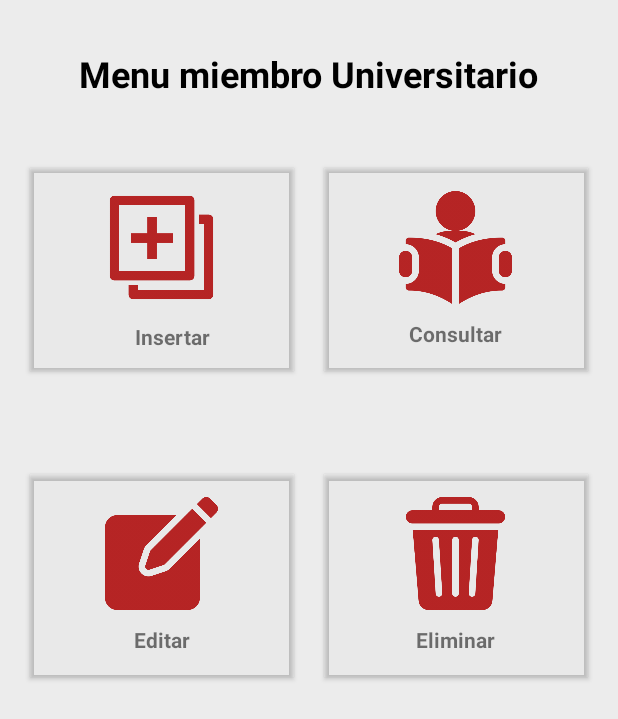
After one commit to LuisMolinad/App_proyecto-01, an Android app: the MenuMiembroUniversitario screen opened directly, with no data from a screen before it, on a phone screen of 412 x 824 dp. The commit adds this screen. Shown: the top 719 px of the screen. Run offline under Robolectric (Android 15) with nearby library versions, the phone set to English and light mode, and no system bars.

Commit message:
Miembro universitario crud

```diff
--- a/app/src/main/java/com/edu/ues/fia/eisi/app_proyecto01/MenumiembroUniversitario.java
+++ b/app/src/main/java/com/edu/ues/fia/eisi/app_proyecto01/EditarMiembroUniversitario.java
@@ -4,11 +4,11 @@ import androidx.appcompat.app.AppCompatActivity;
 
 import android.os.Bundle;
 
-public class MenumiembroUniversitario extends AppCompatActivity {
+public class EditarMiembroUniversitario extends AppCompatActivity {
 
     @Override
     protected void onCreate(Bundle savedInstanceState) {
         super.onCreate(savedInstanceState);
-        setContentView(R.layout.activity_menumiembro_universitario);
+        setContentView(R.layout.activity_editar_miembro_universitario);
     }
 }
--- /dev/null
+++ b/app/src/main/java/com/edu/ues/fia/eisi/app_proyecto01/MenuMiembroUniversitario.java
@@ -0,0 +1,63 @@
+package com.edu.ues.fia.eisi.app_proyecto01;
+
+import androidx.appcompat.app.AppCompatActivity;
+import androidx.cardview.widget.CardView;
+
+import android.content.Intent;
+import android.os.Bundle;
+import android.view.View;
+
+public class MenuMiembroUniversitario extends AppCompatActivity implements View.OnClickListener {
+
+    //Variables de CardView
+    public CardView insertar, consultar, editar, eliminar;
+
+    @Override
+    protected void onCreate(Bundle savedInstanceState) {
+        super.onCreate(savedInstanceState);
+        setContentView(R.layout.activity_menu_miembro_universitario);
+
+        //Insertar
+        insertar = (CardView) findViewById(R.id.cardInsertarMiembroUniversitario);
+        insertar.setOnClickListener(this);
+
+        //Consultar
+        consultar = (CardView) findViewById(R.id.cardConsultarMiembroUniversitario);
+        consultar.setOnClickListener(this);
+
+        //Editar
+        editar = (CardView) findViewById(R.id.cardEditarMiembroUniversitario);
+        editar.setOnClickListener(this);
+
+        //Eliminar
+        eliminar = (CardView) findViewById(R.id.cardEliminarMiembroUniversitario);
+        eliminar.setOnClickListener(this);
+    }
+
+    @Override
+    public void onClick(View view) {
+
+        Intent i;
+
+        switch (view.getId()){
+            case R.id.cardInsertarMiembroUniversitario:
+                i = new Intent(this, InsertarMiembroUniversitario.class);
+                startActivity(i);
+                break;
+            case R.id.cardConsultarMiembroUniversitario:
+                i = new Intent(this, ConsultarMiembroUniversitario.class);
+                startActivity(i);
+                break;
+            case R.id.cardEditarMiembroUniversitario:
+                i = new Intent(this, EditarMiembroUniversitario.class);
+                startActivity(i);
+                break;
+            case R.id.cardEliminarMiembroUniversitario:
+                i = new Intent(this, EliminarMiembroUniversitario.class);
+                startActivity(i);
+                break;
+        }
+
+    }
+
+}
--- /dev/null
+++ b/app/src/main/res/layout/activity_menu_miembro_universitario.xml
@@ -0,0 +1,207 @@
+<?xml version="1.0" encoding="utf-8"?>
+<ScrollView
+    xmlns:android="http://schemas.android.com/apk/res/android"
+    xmlns:app="http://schemas.android.com/apk/res-auto"
+    xmlns:tools="http://schemas.android.com/tools"
+    android:layout_width="match_parent"
+    android:layout_height="match_parent"
+    android:background="#ECECEC"
+
+    android:orientation="vertical"
+    android:scrollbars=""
+    tools:context=".MenuListaEquipo">
+    <androidx.constraintlayout.widget.ConstraintLayout
+        android:layout_width="match_parent"
+        android:layout_height="match_parent"
+        android:background="#ECECEC"
+
+        android:orientation="vertical"
+        android:scrollbars=""
+        tools:context=".MainActivity">
+
+        <TextView
+            android:id="@+id/textView6"
+            android:layout_width="wrap_content"
+            android:layout_height="wrap_content"
+            android:text="@string/MenumiembroUniversitario"
+            android:textColor="#000000"
+            android:textSize="24sp"
+            android:textStyle="bold"
+            app:layout_constraintBottom_toTopOf="@+id/linearLayout"
+            app:layout_constraintEnd_toEndOf="parent"
+            app:layout_constraintHorizontal_bias="0.497"
+            app:layout_constraintStart_toStartOf="parent"
+            app:layout_constraintTop_toTopOf="parent"
+            app:layout_constraintVertical_bias="0.55" />
+
+        <LinearLayout
+            android:id="@+id/linearLayout"
+            android:layout_width="0dp"
+            android:layout_height="175dp"
+            android:layout_marginTop="92dp"
+            android:orientation="horizontal"
+            android:padding="10dp"
+            app:layout_constraintEnd_toEndOf="parent"
+            app:layout_constraintHorizontal_bias="0.0"
+            app:layout_constraintStart_toStartOf="parent"
+            app:layout_constraintTop_toTopOf="parent"
+            tools:ignore="MissingConstraints">
+
+            <androidx.cardview.widget.CardView
+                android:id="@+id/cardInsertarMiembroUniversitario"
+                android:layout_width="0dp"
+                android:layout_height="match_parent"
+                android:layout_margin="10dp"
+                android:layout_weight="1"
+                app:cardBackgroundColor="@color/cardview_shadow_end_color">
+
+                <RelativeLayout
+                    android:layout_width="match_parent"
+                    android:layout_height="match_parent">
+
+                    <TextView
+                        android:id="@+id/TextCreate"
+                        android:layout_width="116dp"
+                        android:layout_height="wrap_content"
+                        android:layout_below="@id/imgCreate"
+                        android:layout_alignParentStart="true"
+
+                        android:layout_alignParentEnd="true"
+                        android:layout_marginStart="37dp"
+
+                        android:layout_marginTop="12dp"
+                        android:layout_marginEnd="23dp"
+
+                        android:gravity="center"
+                        android:text="@string/txtCreate"
+                        android:textStyle="bold" />
+
+                    <ImageView
+                        android:id="@+id/imgCreate"
+                        android:layout_width="75dp"
+                        android:layout_height="75dp"
+                        android:layout_centerHorizontal="true"
+                        android:layout_marginTop="15dp"
+                        android:contentDescription="@string/MenuActividad"
+                        android:src="@drawable/create" />
+                </RelativeLayout>
+            </androidx.cardview.widget.CardView>
+
+            <androidx.cardview.widget.CardView
+                android:id="@+id/cardConsultarMiembroUniversitario"
+                android:layout_width="0dp"
+                android:layout_height="match_parent"
+                android:layout_margin="10dp"
+                android:layout_weight="1"
+                app:cardBackgroundColor="@color/cardview_shadow_end_color">
+
+                <RelativeLayout
+                    android:layout_width="match_parent"
+                    android:layout_height="match_parent">
+
+                    <TextView
+                        android:id="@+id/TextRead"
+                        android:layout_width="wrap_content"
+                        android:layout_height="wrap_content"
+                        android:layout_below="@id/imgRead"
+                        android:layout_centerHorizontal="true"
+                        android:layout_marginTop="10dp"
+                        android:text="@string/txtRead"
+                        android:textStyle="bold" />
+
+                    <ImageView
+                        android:id="@+id/imgRead"
+                        android:layout_width="75dp"
+                        android:layout_height="75dp"
+                        android:layout_centerHorizontal="true"
+                        android:layout_marginTop="15dp"
+                        android:contentDescription="@string/TextListaEquipoDidactico"
+                        android:src="@drawable/read" />
+                </RelativeLayout>
+            </androidx.cardview.widget.CardView>
+
+        </LinearLayout>
+
+        <LinearLayout
+            android:id="@+id/linearLayout1"
+            android:layout_width="0dp"
+            android:layout_height="175dp"
+            android:layout_marginTop="296dp"
+            android:orientation="horizontal"
+            android:padding="10dp"
+            app:layout_constraintEnd_toEndOf="parent"
+            app:layout_constraintHorizontal_bias="1.0"
+            app:layout_constraintStart_toStartOf="parent"
+            app:layout_constraintTop_toTopOf="parent"
+            tools:ignore="MissingConstraints">
+
+            <androidx.cardview.widget.CardView
+                android:id="@+id/cardEditarMiembroUniversitario"
+                android:layout_width="0dp"
+                android:layout_height="match_parent"
+                android:layout_margin="10dp"
+                android:layout_weight="1"
+                app:cardBackgroundColor="@color/cardview_shadow_end_color">
+
+                <RelativeLayout
+                    android:layout_width="match_parent"
+                    android:layout_height="match_parent">
+
+                    <TextView
+                        android:id="@+id/TextUpdate"
+                        android:layout_width="wrap_content"
+                        android:layout_height="wrap_content"
+                        android:layout_below="@id/imgUpdate"
+                        android:layout_centerHorizontal="true"
+                        android:layout_marginTop="10dp"
+                        android:text="@string/txtUpdate"
+                        android:textStyle="bold" />
+
+                    <ImageView
+                        android:id="@+id/imgUpdate"
+                        android:layout_width="75dp"
+                        android:layout_height="75dp"
+                        android:layout_centerHorizontal="true"
+                        android:layout_marginTop="15dp"
+                        android:contentDescription="@string/txtActividad"
+                        android:src="@drawable/update" />
+                </RelativeLayout>
+            </androidx.cardview.widget.CardView>
+
+            <androidx.cardview.widget.CardView
+                android:id="@+id/cardEliminarMiembroUniversitario"
+                android:layout_width="0dp"
+                android:layout_height="match_parent"
+                android:layout_margin="10dp"
+                android:layout_weight="1"
+                app:cardBackgroundColor="@color/cardview_shadow_end_color">
+
+                <RelativeLayout
+                    android:layout_width="match_parent"
+                    android:layout_height="match_parent">
+
+                    <TextView
+                        android:id="@+id/TextDelete"
+                        android:layout_width="wrap_content"
+                        android:layout_height="wrap_content"
+                        android:layout_below="@id/imgDelete"
+                        android:layout_centerHorizontal="true"
+                        android:layout_marginTop="10dp"
+                        android:text="@string/txtDelete"
+                        android:textStyle="bold" />
+
+                    <ImageView
+                        android:id="@+id/imgDelete"
+                        android:layout_width="75dp"
+                        android:layout_height="75dp"
+                        android:layout_centerHorizontal="true"
+                        android:layout_marginTop="15dp"
+                        android:contentDescription="@string/txtDelete"
+                        android:src="@drawable/delete" />
+                </RelativeLayout>
+            </androidx.cardview.widget.CardView>
+
+        </LinearLayout>
+    </androidx.constraintlayout.widget.ConstraintLayout>
+
+</ScrollView>
```
Also changed, not shown: app/src/main/AndroidManifest.xml (+13 -1 lines), app/src/main/java/com/edu/ues/fia/eisi/app_proyecto01/ConsultarMiembroUniversitario.java (added, +14 -0 lines), app/src/main/java/com/edu/ues/fia/eisi/app_proyecto01/EliminarMiembroUniversitario.java (added, +14 -0 lines), app/src/main/java/com/edu/ues/fia/eisi/app_proyecto01/InsertarMiembroUniversitario.java (added, +14 -0 lines), app/src/main/java/com/edu/ues/fia/eisi/app_proyecto01/MainActivity.java (+1 -7 lines), app/src/main/res/layout/activity_consultar_miembro_universitario.xml (added, +16 -0 lines), app/src/main/res/layout/activity_editar_miembro_universitario.xml (renamed from app/src/main/res/layout/activity_menumiembro_universitario.xml, +5 -5 lines), app/src/main/res/layout/activity_eliminar_miembro_universitario.xml (added, +16 -0 lines), app/src/main/res/layout/activity_insertar_miembro_universitario.xml (added, +16 -0 lines).
